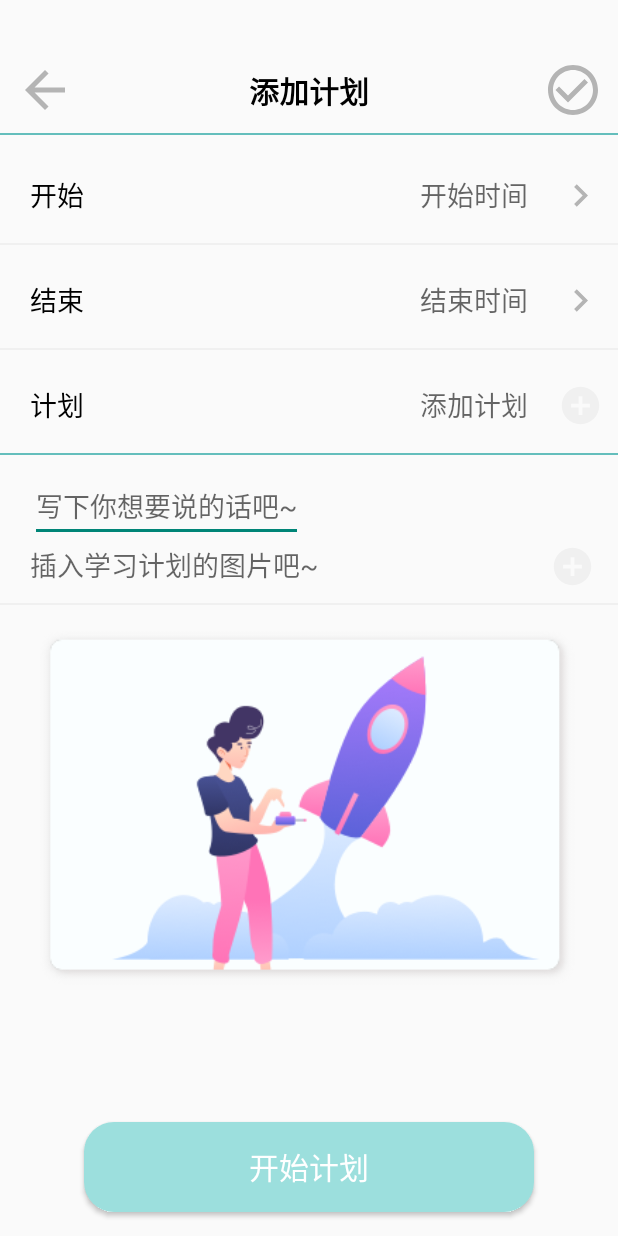
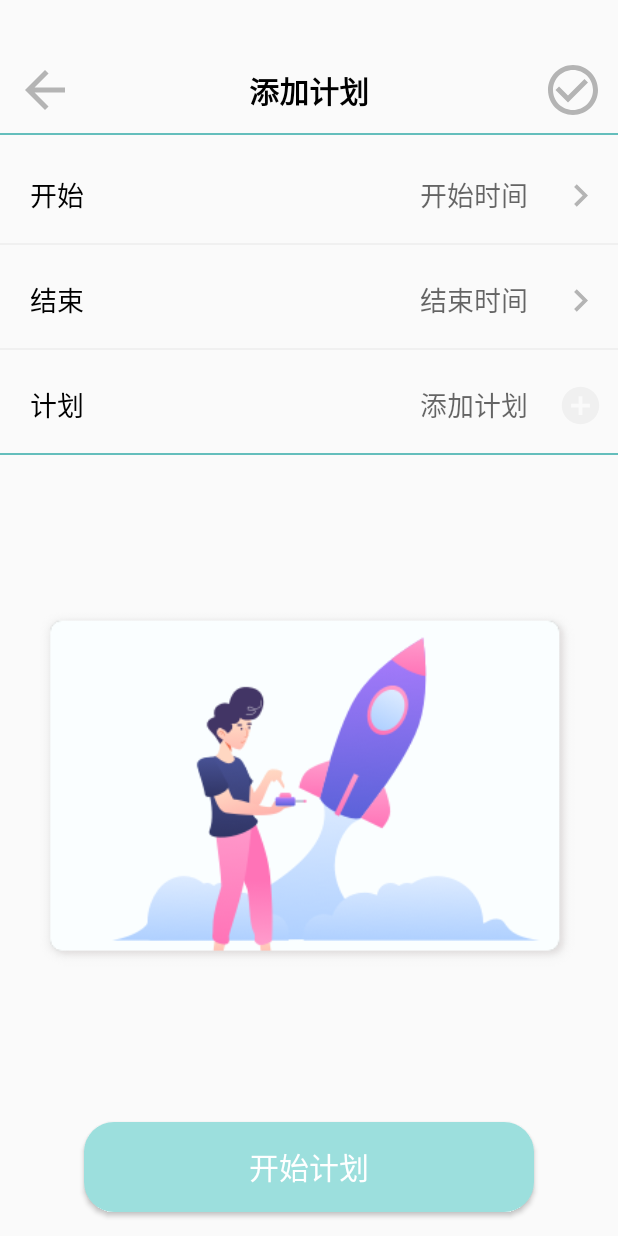
Before and after one commit to sourcewords/source_words_Android, an Android app: the AddPlanActivity screen opened directly, with no data from a screen before it, on a phone screen of 412 x 824 dp. Run offline under Robolectric (Android 15) with nearby library versions, the phone set to English and light mode, and no system bars; our stand-ins replace data binding; libraries missing offline, so code that uses them is left out: com.alibaba.fastjson; 4 statements that could not run were skipped.

Commit message:
userinfo

```diff
--- a/app/src/main/java/com/example/sourcewords/ui/mine/model/Api.java
+++ b/app/src/main/java/com/example/sourcewords/ui/mine/model/Api.java
@@ -1,9 +1,7 @@
 package com.example.sourcewords.ui.mine.model;
 
-import com.example.sourcewords.ui.mine.model.databean.PlanBean;
 import com.example.sourcewords.ui.mine.model.databean.PlanItem;
 import com.example.sourcewords.ui.mine.model.databean.SigninBean;
-import com.example.sourcewords.ui.mine.model.databean.UserInfo;
 import com.example.sourcewords.ui.mine.model.databean.UserInfoResponse;
 
 public interface Api {
--- a/app/src/main/res/layout/activity_addplan.xml
+++ b/app/src/main/res/layout/activity_addplan.xml
@@ -247,75 +247,17 @@
 
         </androidx.constraintlayout.widget.ConstraintLayout>
 
-        <androidx.constraintlayout.widget.ConstraintLayout
-            android:id="@+id/constraintLayout4"
-            android:layout_width="match_parent"
-            android:layout_height="100dp"
-            app:layout_constraintBottom_toBottomOf="parent"
-            app:layout_constraintEnd_toEndOf="parent"
-            app:layout_constraintHorizontal_bias="0.0"
-            app:layout_constraintStart_toStartOf="parent"
-            app:layout_constraintTop_toBottomOf="@+id/constraintLayout5"
-            app:layout_constraintVertical_bias="0.0">
-
-            <EditText
-                android:id="@+id/textView3"
-                android:hint="写下你想要说的话吧~"
-                android:layout_width="wrap_content"
-                android:layout_height="wrap_content"
-                android:layout_marginStart="20dp"
-                android:layout_marginTop="10dp"
-                android:textColor="#000000"
-                android:textSize="18sp"
-                app:layout_constraintStart_toStartOf="parent"
-                app:layout_constraintTop_toTopOf="parent" />
-
-            <TextView
-                android:id="@+id/textView4"
-                android:layout_width="wrap_content"
-                android:layout_height="30dp"
-                android:layout_marginStart="20dp"
-                android:layout_marginTop="10dp"
-                android:layout_marginBottom="20dp"
-                android:hint="插入学习计划的图片吧~"
-                android:textColor="#000000"
-                android:textSize="18sp"
-                app:layout_constraintBottom_toBottomOf="parent"
-                app:layout_constraintStart_toStartOf="parent"
-                app:layout_constraintTop_toBottomOf="@+id/textView3" />
-
-            <ImageButton
-                android:layout_width="30dp"
-                android:layout_height="30dp"
-                android:layout_marginEnd="10dp"
-                android:background="@drawable/ic_baseline_add_circle_24"
-                app:layout_constraintBottom_toBottomOf="@+id/textView4"
-
-                app:layout_constraintEnd_toEndOf="parent"
-                app:layout_constraintHorizontal_bias="0.966"
-                app:layout_constraintStart_toEndOf="@+id/textView4"
-                app:layout_constraintTop_toTopOf="@+id/textView4" />
-
-            <ImageView
-                android:layout_width="match_parent"
-                android:layout_height="1dp"
-                android:background="#F0F0F0"
-                app:layout_constraintBottom_toBottomOf="parent"
-                app:layout_constraintEnd_toEndOf="parent"
-                app:layout_constraintStart_toStartOf="parent" />
-
-        </androidx.constraintlayout.widget.ConstraintLayout>
 
         <ImageView
             android:id="@+id/imageView2"
             android:layout_width="400dp"
             android:layout_height="250dp"
             android:layout_marginStart="10dp"
-            android:layout_marginTop="10dp"
             android:layout_marginEnd="10dp"
+            app:layout_constraintBottom_toTopOf="@+id/start_plan"
             app:layout_constraintEnd_toEndOf="parent"
             app:layout_constraintStart_toStartOf="parent"
-            app:layout_constraintTop_toBottomOf="@+id/constraintLayout4"
+            app:layout_constraintTop_toBottomOf="@+id/constraintLayout5"
             app:srcCompat="@mipmap/people_10" />
 
         <Button
--- a/app/src/main/res/layout/activity_login_account.xml
+++ b/app/src/main/res/layout/activity_login_account.xml
@@ -175,7 +175,7 @@
                 android:id="@+id/checkbox"
                 android:layout_width="wrap_content"
                 android:layout_height="wrap_content"
-                android:checked="@{LoginViewModel.checkBox}"
+                android:checked="@={LoginViewModel.checkBox}"
                 android:text="已阅且同意《用户使用协议》和《隐私政策》" />
         </LinearLayout>
 
--- a/app/src/main/res/layout/activity_userinfo.xml
+++ b/app/src/main/res/layout/activity_userinfo.xml
@@ -228,6 +228,7 @@
                     android:layout_gravity="center_horizontal"
                     android:layout_marginTop="12dp"
                     android:background="#AAE4E2"
+                    android:paddingLeft="8dp"
                     android:text="@={userInfoViewModel.Signature}"
                     android:textColorHint="#252629"
                     android:textSize="15sp" />
--- a/app/src/main/res/layout/fragment_main.xml
+++ b/app/src/main/res/layout/fragment_main.xml
@@ -8,6 +8,7 @@
         android:id="@+id/viewpage"
         android:layout_width="0dp"
         android:layout_height="0dp"
+        android:layout_above="@id/navigation"
         app:layout_constraintBottom_toTopOf="@+id/navigation"
         app:layout_constraintEnd_toEndOf="parent"
         app:layout_constraintStart_toStartOf="parent"
```
Also changed, not shown: app/src/main/java/com/example/sourcewords/ui/mine/model/databean/UserInfo.java (+5 -5 lines), app/src/main/java/com/example/sourcewords/ui/mine/view/UserInfoActivity.java (+10 -11 lines), app/src/main/java/com/example/sourcewords/ui/mine/viewmodel/UserInfoViewModel.java (+7 -3 lines), app/src/main/res/layout/fragment_mine.xml (+28 -22 lines).
